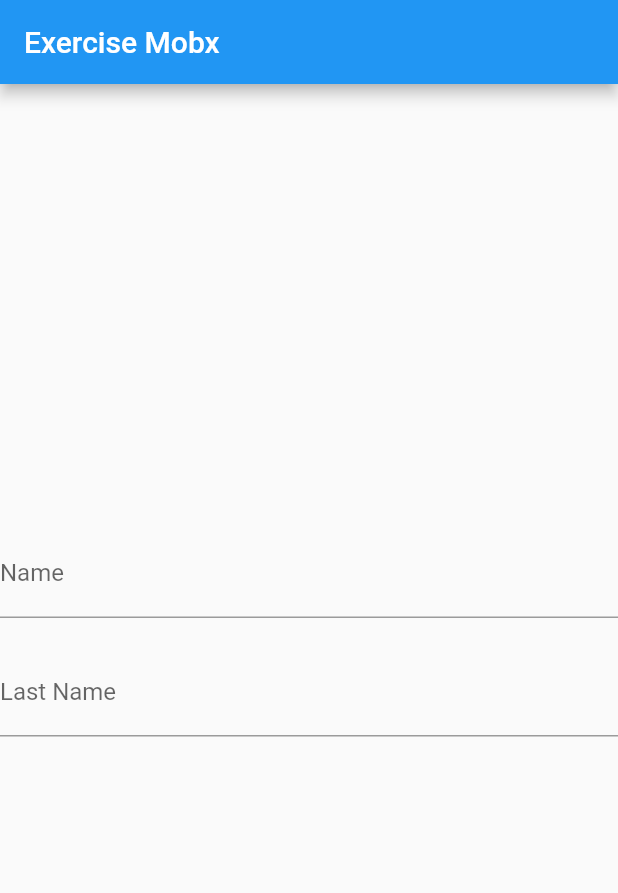
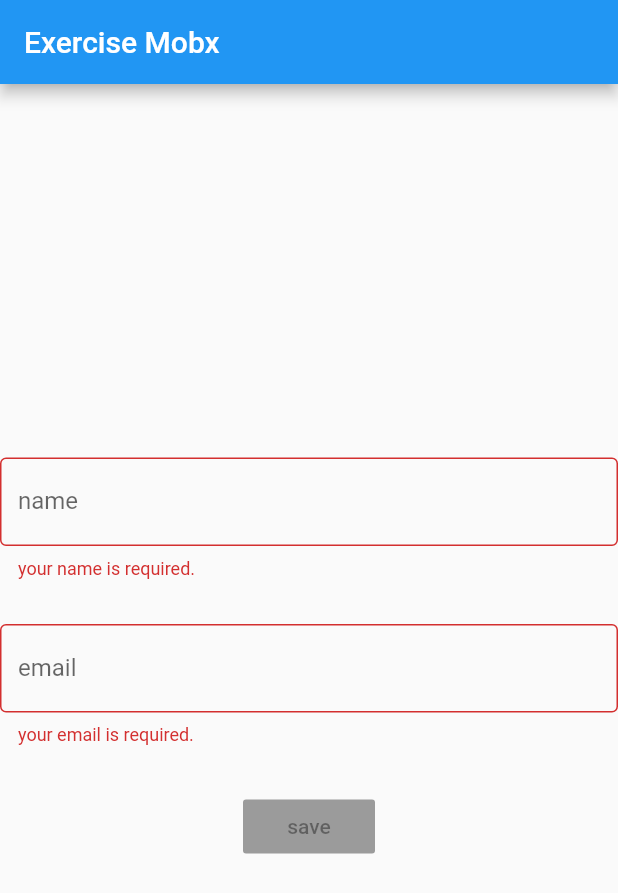
Before and after one commit to w1ll-dev/mobx_exercise, a Flutter app: the screen it shows after launch, on a phone screen of 412 x 824 dp. Shown: the top 893 px of the screen. Run offline on Flutter 3.47's test engine with Material 2 defaults, Android fonts, the phone set to English and light mode, and no system bars; our stand-ins replace flutter_mobx, mobx; generated files the repository leaves out were written again.

Commit message:
exercise about react forms with mobX

```diff
--- a/lib/home.dart
+++ b/lib/home.dart
@@ -7,6 +7,24 @@ class MyHomePage extends StatelessWidget {
 
   @override
   Widget build(BuildContext context) {
+    Widget _textField(
+        {String labelText, onChanged, String Function() errorText}) {
+      return TextField(
+        onChanged: onChanged,
+        decoration: InputDecoration(
+          border: OutlineInputBorder(),
+          labelText: labelText,
+          errorText: errorText == null ? null : errorText(),
+        ),
+      );
+    }
+
+    Widget _sizedBox() {
+      return SizedBox(
+        height: 30,
+      );
+    }
+
     return Scaffold(
       appBar: AppBar(
         title: Text('Exercise Mobx'),
@@ -16,25 +34,32 @@ class MyHomePage extends StatelessWidget {
           mainAxisAlignment: MainAxisAlignment.center,
           crossAxisAlignment: CrossAxisAlignment.center,
           children: <Widget>[
-            TextField(
-              decoration: InputDecoration(labelText: 'Name'),
-              onChanged: controller.changeName,
-            ),
-            SizedBox(
-              height: 20,
-            ),
-            TextField(
-              decoration: InputDecoration(labelText: 'Last Name'),
-              onChanged: controller.changeLastName,
-            ),
-            SizedBox(
-              height: 20,
-            ),
             Observer(
               builder: (_) {
-                return Text('${controller.fullName}');
+                return _textField(
+                  labelText: "name",
+                  onChanged: controller.client.changeName,
+                  errorText: controller.validateName,
+                );
               },
             ),
+            _sizedBox(),
+            Observer(
+              builder: (_) {
+                return _textField(
+                  labelText: "email",
+                  onChanged: controller.client.changeMail,
+                  errorText: controller.validateEmail,
+                );
+              },
+            ),
+            _sizedBox(),
+            Observer(builder: (_) {
+              return RaisedButton(
+                onPressed: controller.isValidate() ? () {} : null,
+                child: Text("save"),
+              );
+            })
           ],
         ),
       ),
--- a/lib/main.dart
+++ b/lib/main.dart
@@ -9,6 +9,7 @@ class MyApp extends StatelessWidget {
   @override
   Widget build(BuildContext context) {
     return MaterialApp(
+      debugShowCheckedModeBanner: false,
       title: 'Flutter Demo',
       theme: ThemeData(
         primarySwatch: Colors.blue,
```
Also changed, not shown: lib/controller.dart (+18 -13 lines), lib/models/client.dart (added, +21 -0 lines), lib/controller.g.dart, lib/models/client.g.dart (added).
